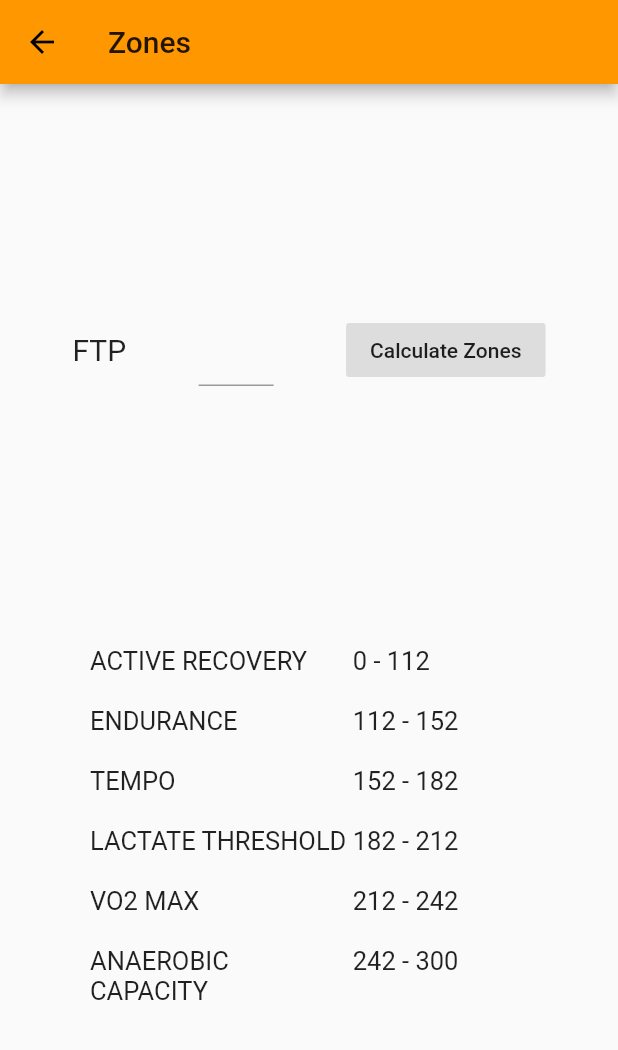
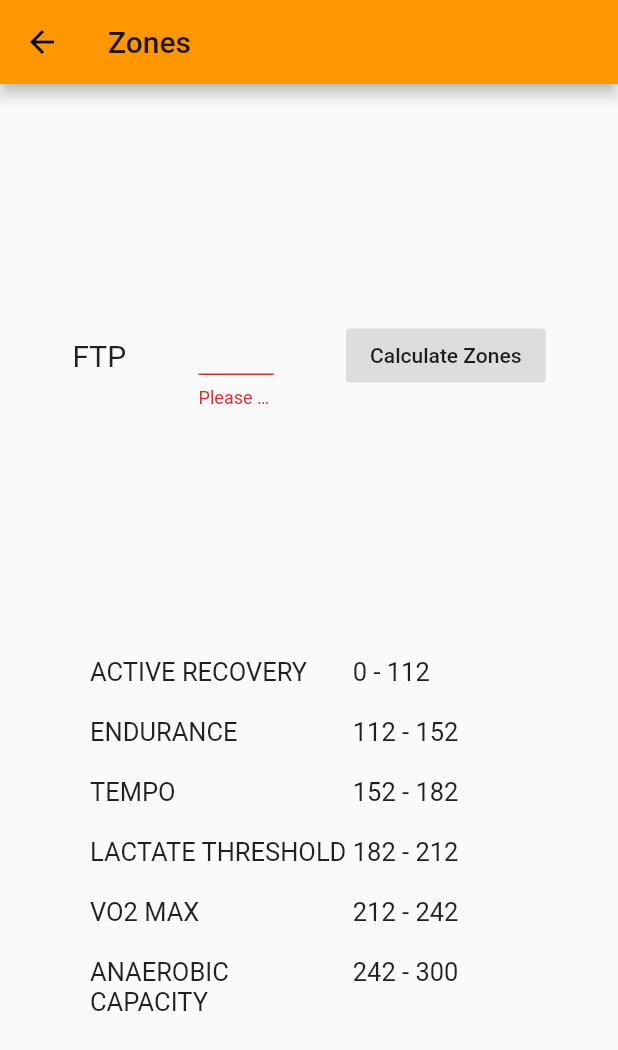
Before and after one commit to 2mawi2/Flutter-Trainer, a Flutter app: the ZoneWidget screen opened directly, after a tap on "Calculate Zones", on a phone screen of 412 x 824 dp. Shown: the top 1050 px of the screen. Run offline on Flutter 3.47's test engine with Material 2 defaults, Android fonts, the phone set to English and light mode, and no system bars.

Commit message:
Add UI testing and rename files to Dart style

```diff
--- /dev/null
+++ b/lib/app.dart
@@ -0,0 +1,18 @@
+import 'package:flutter/cupertino.dart';
+import 'package:flutter/material.dart';
+
+import 'home/home_widget.dart';
+
+class TrainerApp extends StatelessWidget {
+  @override
+  Widget build(BuildContext context) {
+    return MaterialApp(
+      title: 'Trainer',
+      theme: ThemeData(
+        primarySwatch: Colors.orange,
+        visualDensity: VisualDensity.adaptivePlatformDensity,
+      ),
+      home: HomeWidget(),
+    );
+  }
+}
--- a/lib/zone/ZoneHelper.dart
+++ /dev/null
@@ -1,30 +0,0 @@
-import 'Zone.dart';
-
-List<Zone> getZones(int ftp) {
-  var difference = 0.0000001;
-  return [
-    Zone(
-        index: 1,
-        name: "ACTIVE RECOVERY",
-        min: ftp * 0.0,
-        max: ftp * 0.56 - difference),
-    Zone(
-        index: 2,
-        name: "ENDURANCE",
-        min: ftp * 0.56,
-        max: ftp * 0.76 - difference),
-    Zone(
-        index: 3, name: "TEMPO", min: ftp * 0.76, max: ftp * 0.91 - difference),
-    Zone(
-        index: 4,
-        name: "LACTATE THRESHOLD",
-        min: ftp * 0.91,
-        max: ftp * 1.06 - difference),
-    Zone(
-        index: 5,
-        name: "VO2 MAX",
-        min: ftp * 1.06,
-        max: ftp * 1.21 - difference),
-    Zone(index: 6, name: "ANAEROBIC CAPACITY", min: ftp * 1.21, max: ftp * 1.5),
-  ];
-}
--- a/lib/zone/ZoneWidget.dart
+++ /dev/null
@@ -1,81 +0,0 @@
-import 'package:flutter/cupertino.dart';
-import 'package:flutter/material.dart';
-import 'package:flutter/services.dart';
-import 'package:trainer/zone/Zone.dart';
-import 'package:trainer/zone/ZoneHelper.dart';
-
-import '../common/Styles.dart';
-
-class ZoneWidget extends StatefulWidget {
-  ZoneWidget({Key key}) : super(key: key);
-
-  @override
-  _ZoneState createState() => _ZoneState();
-}
-
-class _ZoneState extends State<ZoneWidget> {
-  @override
-  Widget build(BuildContext context) {
-    return Scaffold(
-      appBar: AppBar(
-        title: Text("Zones"),
-      ),
-      body: Center(
-        child: Column(
-          mainAxisAlignment: MainAxisAlignment.center,
-          children: <Widget>[
-            Spacer(),
-            ftpForm(),
-            Spacer(),
-            zones(),
-            Spacer(),
-          ],
-        ),
-      ),
-    );
-  }
-
-  ftpForm() {
-    return Form(
-      child: Row(
-        mainAxisAlignment: MainAxisAlignment.center,
-        children: [
-          Spacer(),
-          Text("FTP", style: TextStyle(fontSize: 20.0)),
-          Spacer(),
-          Container(
-            width: 50,
-            child: TextFormField(),
-          ),
-          Spacer(),
-          FlatButton(
-            onPressed: () {},
-            color: Colors.grey.withAlpha(80),
-            child: Text('Calculate Zones'),
-          ),
-          Spacer(),
-        ],
-      ),
-    );
-  }
-
-  Column zones() {
-    return Column(
-      children: getZones(200)
-          .map((zone) => Padding(
-                padding: EdgeInsets.only(top: 20.0, left: 60.0, right: 60.0),
-                child: Table(
-                  columnWidths: {1: FractionColumnWidth(.4)},
-                  children: [
-                    TableRow(children: [
-                      Text(zone.name, style: TextStyle(fontSize: 17.0)),
-                      Text(zone.getFormattedZones(),
-                          style: TextStyle(fontSize: 17.0)),
-                    ])
-                  ],
-                ),
-              ))
-          .toList(),
-    );
-  }
-}
--- /dev/null
+++ b/lib/zone/zone_helper.dart
@@ -0,0 +1,43 @@
+import 'zone.dart';
+
+List<Zone> getZones(int ftp) {
+  var difference = 0.0000001;
+  return [
+    Zone(
+      index: 1,
+      name: "ACTIVE RECOVERY",
+      min: ftp * 0.0,
+      max: ftp * 0.56 - difference,
+    ),
+    Zone(
+      index: 2,
+      name: "ENDURANCE",
+      min: ftp * 0.56,
+      max: ftp * 0.76 - difference,
+    ),
+    Zone(
+      index: 3,
+      name: "TEMPO",
+      min: ftp * 0.76,
+      max: ftp * 0.91 - difference,
+    ),
+    Zone(
+      index: 4,
+      name: "LACTATE THRESHOLD",
+      min: ftp * 0.91,
+      max: ftp * 1.06 - difference,
+    ),
+    Zone(
+      index: 5,
+      name: "VO2 MAX",
+      min: ftp * 1.06,
+      max: ftp * 1.21 - difference,
+    ),
+    Zone(
+      index: 6,
+      name: "ANAEROBIC CAPACITY",
+      min: ftp * 1.21,
+      max: ftp * 1.5,
+    ),
+  ];
+}
--- /dev/null
+++ b/lib/zone/zone_widget.dart
@@ -0,0 +1,106 @@
+import 'package:flutter/cupertino.dart';
+import 'package:flutter/material.dart';
+import 'package:trainer/zone/zone_helper.dart';
+
+
+class ZoneWidget extends StatefulWidget {
+  ZoneWidget({Key key}) : super(key: key);
+
+  @override
+  _ZoneState createState() => _ZoneState();
+}
+
+class _ZoneState extends State<ZoneWidget> {
+  @override
+  Widget build(BuildContext context) {
+    return Scaffold(
+      appBar: AppBar(
+        title: Text("Zones"),
+      ),
+      body: Center(
+        child: Column(
+          mainAxisAlignment: MainAxisAlignment.center,
+          children: <Widget>[
+            Spacer(),
+            ftpForm(),
+            Spacer(),
+            zones(),
+            Spacer(),
+          ],
+        ),
+      ),
+    );
+  }
+
+  final _formKey = GlobalKey<FormState>();
+  final ftpTextEditingController = TextEditingController();
+
+  var _userFtp = 200;
+
+  ftpForm() {
+    return Form(
+      key: _formKey,
+      child: Row(
+        mainAxisAlignment: MainAxisAlignment.center,
+        children: [
+          Spacer(),
+          Text("FTP", style: TextStyle(fontSize: 20.0)),
+          Spacer(),
+          Container(
+            width: 50,
+            child: TextFormField(
+              controller: ftpTextEditingController,
+              validator: (value) {
+                return isValidFtp(value) ? "Please enter a valid FTP" : null;
+              },
+            ),
+          ),
+          Spacer(),
+          FlatButton(
+            onPressed: () {
+              if (_formKey.currentState.validate()) {
+                _userFtp = int.parse(ftpTextEditingController.text);
+                setState(() {});
+              }
+            },
+            color: Colors.grey.withAlpha(80),
+            child: Text('Calculate Zones'),
+          ),
+          Spacer(),
+        ],
+      ),
+    );
+  }
+
+  @override
+  void dispose() {
+    ftpTextEditingController.dispose();
+    super.dispose();
+  }
+
+  bool isValidFtp(String value) {
+    var ftp = int.tryParse(value) ?? -1;
+    return ftp < 0;
+  }
+
+  Column zones() {
+    return Column(
+      children: getZones(_userFtp)
+          .map((zone) =>
+          Padding(
+            padding: EdgeInsets.only(top: 20.0, left: 60.0, right: 60.0),
+            child: Table(
+              columnWidths: {1: FractionColumnWidth(.4)},
+              children: [
+                TableRow(children: [
+                  Text(zone.name, style: TextStyle(fontSize: 17.0)),
+                  Text(zone.getFormattedZones(),
+                      style: TextStyle(fontSize: 17.0)),
+                ])
+              ],
+            ),
+          ))
+          .toList(),
+    );
+  }
+}
```
Also changed, not shown: lib/home/HomeWidget.dart (deleted, +0 -101 lines), lib/home/home_widget.dart (added, +103 -0 lines), lib/main.dart (+2 -17 lines), pubspec.yaml (+2 -55 lines), lib/common/styles.dart (renamed from lib/common/Styles.dart), lib/home/device.dart (renamed from lib/home/Device.dart), lib/zone/zone.dart (renamed from lib/zone/Zone.dart), 4 other files.
